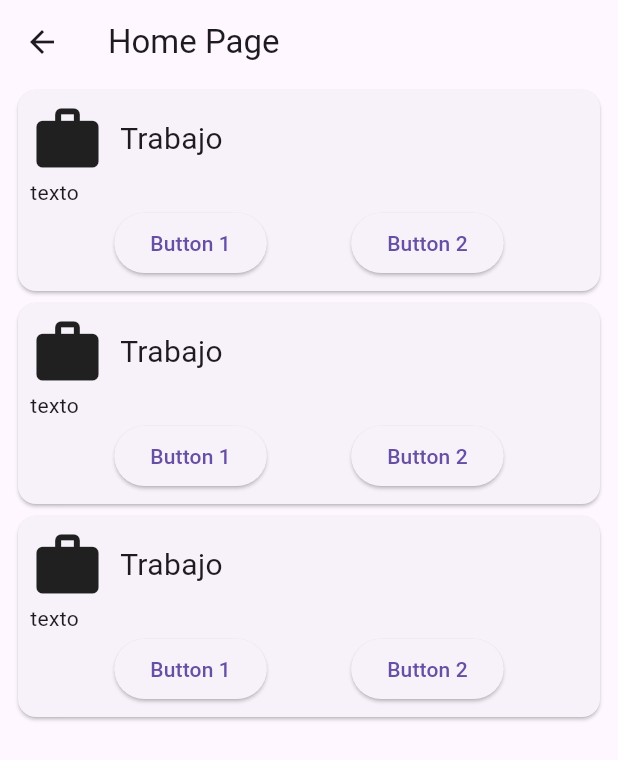
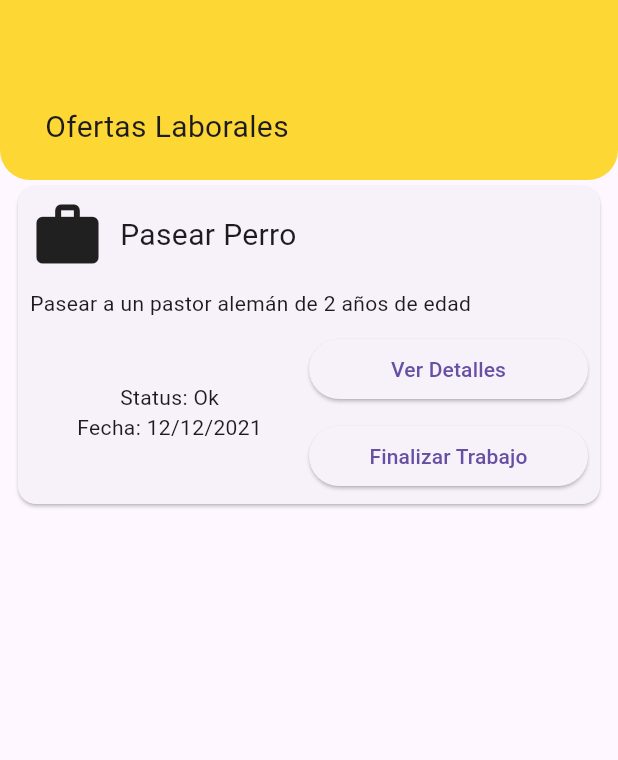
Before and after one commit to LaloMFGM/Chambeeta, a Flutter app: the Jobs screen opened directly, on a phone screen of 412 x 824 dp. Shown: the top 760 px of the screen. Run offline on Flutter 3.47's test engine with Material 3 defaults, Android fonts, the light colour scheme and no system bars; our stand-ins replace sqflite; accounts and stored records are empty.

Commit message:
Version con JobsPage de prueba, falta carga de db

```diff
--- a/lib/screens/login/login_page.dart
+++ b/lib/screens/login/login_page.dart
@@ -23,7 +23,6 @@ class _LoginState extends State<Login> {
       body: SizedBox(
         width: screenwidth,
         height: screenheight,
-
         child: SingleChildScrollView(
           child: Column(
             children: [
--- a/lib/screens/tabs/jobs/jobs_page.dart
+++ b/lib/screens/tabs/jobs/jobs_page.dart
@@ -1,4 +1,4 @@
-
+import 'package:chambeeta/constants.dart';
 import 'package:flutter/material.dart';
 
 class Jobs extends StatefulWidget {
@@ -12,11 +12,41 @@ class _JobsState extends State<Jobs> {
   @override
   Widget build(BuildContext context) {
     return Scaffold(
-      appBar: AppBar(
-        title: const Text('Home Page'),
-      ),
       body: Column(
         children: [
+          Container(
+            height: 120,
+            padding: EdgeInsets.fromLTRB(10.0, 50.0, 10.0, 0.0),
+            decoration: BoxDecoration(
+              color: accentColor,
+              borderRadius: BorderRadius.only(
+                bottomLeft: Radius.circular(20),
+                bottomRight: Radius.circular(20),
+              ), // Bordes redondeados de 40
+            ),
+            child: const Row(
+              mainAxisAlignment: MainAxisAlignment.center,
+              children: [
+                Expanded(
+                  child: Column(
+                    crossAxisAlignment: CrossAxisAlignment.start,
+                    mainAxisAlignment: MainAxisAlignment.center,
+                    children: [
+                      //Cargar información de usuario logeado
+                      Padding(
+                        padding: EdgeInsets.only(left: 20),
+                        child: Text(
+                          'Ofertas Laborales',
+                          style: TextStyle(fontSize: 20),
+                          overflow: TextOverflow.ellipsis,
+                        ),
+                      ),
+                    ],
+                  ),
+                )
+              ],
+            ),
+          ),
           Expanded(
             child: ListView(
               children: [
@@ -32,114 +62,61 @@ class _JobsState extends State<Jobs> {
                             children: [
                               Icon(Icons.work, size: 50),
                               SizedBox(width: 10),
-                              Text('Trabajo', style: TextStyle(fontSize: 20)),
+                              Text('Pasear Perro',
+                                  style: TextStyle(fontSize: 20)),
                             ],
                           ),
-                          const Text(
-                            'texto',
-                          ),
+                          const SizedBox(height: 10),
+                          const Column(children: [
+                            Align(
+                              alignment: Alignment.centerLeft,
+                              child: Text(
+                                  'Pasear a un pastor alemán de 2 años de edad'),
+                            ),
+                          ]),
+                          const SizedBox(height: 10),
                           Row(
-                            mainAxisAlignment: MainAxisAlignment.spaceEvenly,
                             children: [
-                              ElevatedButton(
-                                onPressed: () {
-
-                                },
-                                child: const Text('Button 1'),
-                              ),
-                              ElevatedButton(
-                                onPressed: () {
-
-                                },
-                                child: const Text('Button 2'),
-                              ),
+                              Expanded(
+                                  child: Column(
+                                children: [
+                                  const Text('Status: Ok'),
+                                  const Text('Fecha: 12/12/2021'),
+                                ],
+                              )),
+                              Expanded(
+                                child: Column(
+                                  crossAxisAlignment: CrossAxisAlignment.end,
+                                  children: [
+                                    Container(
+                                        width: 200,
+                                        child: ElevatedButton(
+                                          onPressed: () {},
+                                          child: const Align(
+                                            alignment: Alignment.bottomCenter,
+                                            child: Text('Ver Detalles'),
+                                          ),
+                                        )),
+                                    const SizedBox(height: 10),
+                                    Container(
+                                        width: 200,
+                                        child: ElevatedButton(
+                                          onPressed: () {},
+                                          child: const Align(
+                                            alignment: Alignment.bottomCenter,
+                                            child: Text('Finalizar Trabajo'),
+                                          ),
+                                        )),
+                                  ],
+                                ),
+                              )
                             ],
                           ),
                         ],
                       ),
                     ),
                   ),
-                ),
-                Padding(
-                  padding: const EdgeInsets.symmetric(horizontal: 8.0),
-                  child: Card(
-                    child: Padding(
-                      padding: const EdgeInsets.all(8.0),
-                      child: Column(
-                        crossAxisAlignment: CrossAxisAlignment.start,
-                        children: [
-                          const Row(
-                            children: [
-                              Icon(Icons.work, size: 50),
-                              SizedBox(width: 10),
-                              Text('Trabajo', style: TextStyle(fontSize: 20)),
-                            ],
-                          ),
-                          const Text(
-                            'texto',
-                          ),
-                          Row(
-                            mainAxisAlignment: MainAxisAlignment.spaceEvenly,
-                            children: [
-                              ElevatedButton(
-                                onPressed: () {
-
-                                },
-                                child: const Text('Button 1'),
-                              ),
-                              ElevatedButton(
-                                onPressed: () {
-
-                                },
-                                child: const Text('Button 2'),
-                              ),
-                            ],
-                          ),
-                        ],
-                      ),
-                    ),
-                  ),
-                ),
-                Padding(
-                  padding: const EdgeInsets.symmetric(horizontal: 8.0),
-                  child: Card(
-                    child: Padding(
-                      padding: const EdgeInsets.all(8.0),
-                      child: Column(
-                        crossAxisAlignment: CrossAxisAlignment.start,
-                        children: [
-                          const Row(
-                            children: [
-                              Icon(Icons.work, size: 50),
-                              SizedBox(width: 10),
-                              Text('Trabajo', style: TextStyle(fontSize: 20)),
-                            ],
-                          ),
-                          const Text(
-                            'texto',
-                          ),
-                          Row(
-                            mainAxisAlignment: MainAxisAlignment.spaceEvenly,
-                            children: [
-                              ElevatedButton(
-                                onPressed: () {
-
-                                },
-                                child: const Text('Button 1'),
-                              ),
-                              ElevatedButton(
-                                onPressed: () {
-
-                                },
-                                child: const Text('Button 2'),
-                              ),
-                            ],
-                          ),
-                        ],
-                      ),
-                    ),
-                  ),
-                ),
+                )
               ],
             ),
           ),
```
Also changed, not shown: lib/database/db_config.dart (added, +145 -0 lines), lib/screens/tabs/home/home_page.dart (+27 -18 lines), lib/screens/tabs/userSettings/userSettings_page.dart (+49 -44 lines), pubspec.yaml (+7 -0 lines), pubspec.lock, 2 other files.
